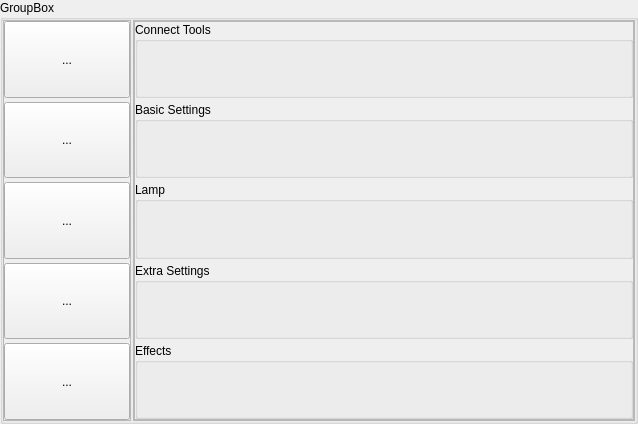
The window that Apps/LedRemoteControl/ledgadgetgroupbox.ui (successbyfailure/libreLeds) describes before a commit, drawn with Qt 5.
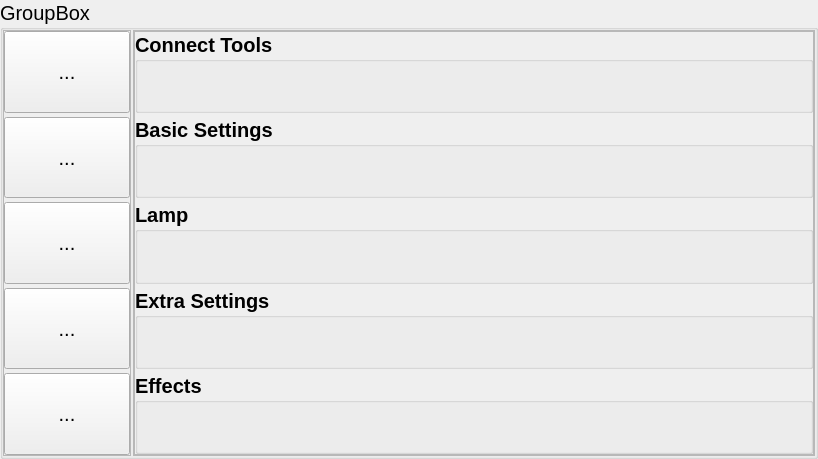
The same window after the commit. Icons and pictures are not drawn. Custom widgets are drawn as their Qt base class.

What changed in the file:
```diff
--- a/Apps/LedRemoteControl/ledgadgetgroupbox.ui
+++ b/Apps/LedRemoteControl/ledgadgetgroupbox.ui
@@ -6,10 +6,15 @@
    <rect>
     <x>0</x>
     <y>0</y>
-    <width>638</width>
-    <height>424</height>
+    <width>818</width>
+    <height>459</height>
    </rect>
   </property>
+  <property name="font">
+   <font>
+    <pointsize>15</pointsize>
+   </font>
+  </property>
   <property name="windowTitle">
    <string>GroupBox</string>
   </property>
@@ -55,7 +60,7 @@
         <x>0</x>
         <y>0</y>
         <width>126</width>
-        <height>398</height>
+        <height>424</height>
        </rect>
       </property>
       <layout class="QVBoxLayout" name="verticalLayout_2">
@@ -272,8 +277,8 @@
           <rect>
            <x>0</x>
            <y>0</y>
-           <width>498</width>
-           <height>396</height>
+           <width>678</width>
+           <height>422</height>
           </rect>
          </property>
          <layout class="QVBoxLayout" name="verticalLayout_3">
@@ -300,6 +305,12 @@
               <height>0</height>
              </size>
             </property>
+            <property name="font">
+             <font>
+              <weight>75</weight>
+              <bold>true</bold>
+             </font>
+            </property>
             <property name="title">
              <string>Connect Tools</string>
             </property>
@@ -307,6 +318,12 @@
           </item>
           <item>
            <widget class="editBasicSettingsGroupBox" name="gbBasicSettings">
+            <property name="font">
+             <font>
+              <weight>75</weight>
+              <bold>true</bold>
+             </font>
+            </property>
             <property name="title">
              <string>Basic Settings</string>
             </property>
@@ -314,6 +331,12 @@
           </item>
           <item>
            <widget class="LampWidget" name="gbLamp">
+            <property name="font">
+             <font>
+              <weight>75</weight>
+              <bold>true</bold>
+             </font>
+            </property>
             <property name="title">
              <string>Lamp</string>
             </property>
@@ -321,6 +344,12 @@
           </item>
           <item>
            <widget class="editExtraSettingsGroupBox" name="gbExtraSettings">
+            <property name="font">
+             <font>
+              <weight>75</weight>
+              <bold>true</bold>
+             </font>
+            </property>
             <property name="title">
              <string>Extra Settings</string>
             </property>
@@ -328,6 +357,12 @@
           </item>
           <item>
            <widget class="animationSelectGroupbox" name="gbEffects">
+            <property name="font">
+             <font>
+              <weight>75</weight>
+              <bold>true</bold>
+             </font>
+            </property>
             <property name="title">
              <string>Effects</string>
             </property>
```
